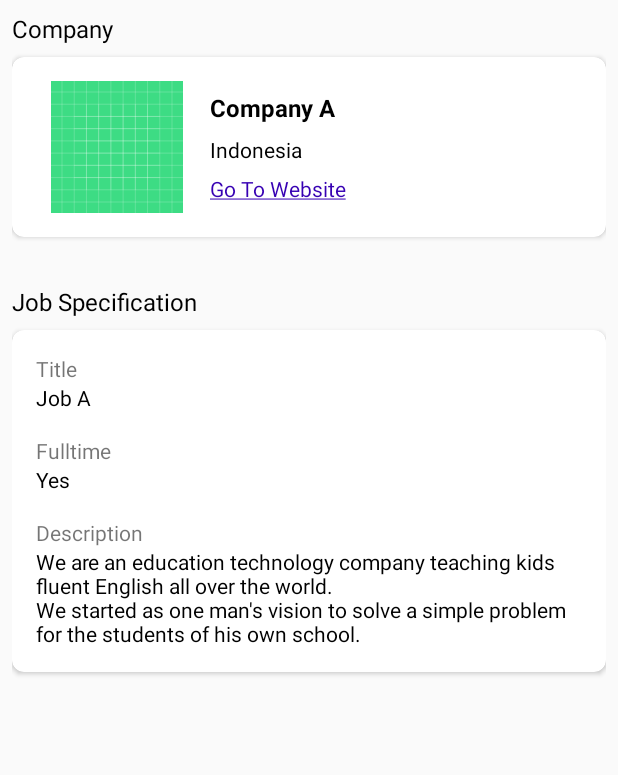
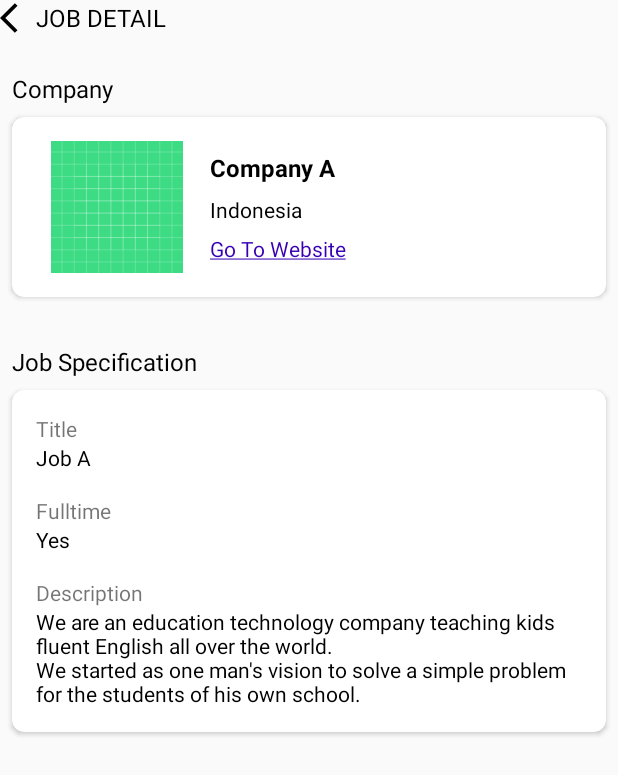
Before and after one commit to ichsanulalifwan/job-android-app, an Android app built with Jetpack Compose: the layout activity_job_detail.xml on its own in the app's theme, with its tools: preview values and no code run, on a phone screen of 412 x 824 dp. Shown: the top 775 px of the screen. Run offline under Robolectric (Android 15) with nearby library versions, the phone set to English and light mode, and no system bars.

Commit message:
add icon res

```diff
--- /dev/null
+++ b/app/src/main/res/drawable/baseline_home_24.xml
@@ -0,0 +1,5 @@
+<vector xmlns:android="http://schemas.android.com/apk/res/android" android:height="24dp" android:tint="#000000" android:viewportHeight="24" android:viewportWidth="24" android:width="24dp">
+
+    <path android:fillColor="@android:color/white" android:pathData="M10,20v-6h4v6h5v-8h3L12,3 2,12h3v8z"/>
+
+</vector>
--- /dev/null
+++ b/app/src/main/res/drawable/baseline_person_24.xml
@@ -0,0 +1,5 @@
+<vector xmlns:android="http://schemas.android.com/apk/res/android" android:height="24dp" android:tint="#000000" android:viewportHeight="24" android:viewportWidth="24" android:width="24dp">
+
+    <path android:fillColor="@android:color/white" android:pathData="M12,12c2.21,0 4,-1.79 4,-4s-1.79,-4 -4,-4 -4,1.79 -4,4 1.79,4 4,4zM12,14c-2.67,0 -8,1.34 -8,4v2h16v-2c0,-2.66 -5.33,-4 -8,-4z"/>
+
+</vector>
--- /dev/null
+++ b/app/src/main/res/drawable/baseline_search_24.xml
@@ -0,0 +1,5 @@
+<vector xmlns:android="http://schemas.android.com/apk/res/android" android:height="24dp" android:tint="#000000" android:viewportHeight="24" android:viewportWidth="24" android:width="24dp">
+
+    <path android:fillColor="@android:color/white" android:pathData="M15.5,14h-0.79l-0.28,-0.27C15.41,12.59 16,11.11 16,9.5 16,5.91 13.09,3 9.5,3S3,5.91 3,9.5 5.91,16 9.5,16c1.61,0 3.09,-0.59 4.23,-1.57l0.27,0.28v0.79l5,4.99L20.49,19l-4.99,-5zM9.5,14C7.01,14 5,11.99 5,9.5S7.01,5 9.5,5 14,7.01 14,9.5 11.99,14 9.5,14z"/>
+
+</vector>
--- /dev/null
+++ b/app/src/main/res/drawable/ic_arrow_back.xml
@@ -0,0 +1,5 @@
+<vector xmlns:android="http://schemas.android.com/apk/res/android" android:autoMirrored="true" android:height="24dp" android:tint="#000000" android:viewportHeight="24" android:viewportWidth="24" android:width="24dp">
+
+    <path android:fillColor="@android:color/white" android:pathData="M11.67,3.87L9.9,2.1 0,12l9.9,9.9 1.77,-1.77L3.54,12z"/>
+
+</vector>
--- /dev/null
+++ b/app/src/main/res/drawable/ic_arrow_down.xml
@@ -0,0 +1,5 @@
+<vector xmlns:android="http://schemas.android.com/apk/res/android" android:height="24dp" android:tint="#000000" android:viewportHeight="24" android:viewportWidth="24" android:width="24dp">
+
+    <path android:fillColor="@android:color/white" android:pathData="M7.41,8.59L12,13.17l4.59,-4.58L18,10l-6,6 -6,-6 1.41,-1.41z"/>
+
+</vector>
--- a/app/src/main/res/layout/activity_job_detail.xml
+++ b/app/src/main/res/layout/activity_job_detail.xml
@@ -5,24 +5,44 @@
     android:id="@+id/main"
     android:layout_width="match_parent"
     android:layout_height="match_parent"
-    android:padding="8dp"
     tools:context=".ui.JobDetailActivity">
+
+    <androidx.appcompat.widget.Toolbar
+        android:id="@+id/toolbar"
+        android:layout_width="match_parent"
+        android:layout_height="wrap_content"
+        app:layout_constraintEnd_toEndOf="parent"
+        app:layout_constraintStart_toStartOf="parent"
+        app:layout_constraintTop_toTopOf="parent"
+        app:navigationIcon="@drawable/ic_arrow_back">
+
+        <androidx.appcompat.widget.AppCompatTextView
+            android:layout_width="wrap_content"
+            android:layout_height="wrap_content"
+            android:text="@string/text_job_detail"
+            android:textColor="@color/black"
+            android:textSize="16sp" />
+
+    </androidx.appcompat.widget.Toolbar>
 
     <TextView
         android:id="@+id/tv_company"
         android:layout_width="0dp"
         android:layout_height="wrap_content"
+        android:layout_marginHorizontal="8dp"
+        android:layout_marginTop="24dp"
         android:text="@string/company"
         android:textColor="@color/black"
         android:textSize="16sp"
         app:layout_constraintEnd_toEndOf="parent"
         app:layout_constraintStart_toStartOf="parent"
-        app:layout_constraintTop_toTopOf="parent" />
+        app:layout_constraintTop_toBottomOf="@+id/toolbar" />
 
     <androidx.cardview.widget.CardView
         android:id="@+id/cv_job_company"
         android:layout_width="match_parent"
         android:layout_height="120dp"
+        android:layout_marginHorizontal="8dp"
         android:layout_marginTop="8dp"
         app:cardCornerRadius="8dp"
         app:layout_constraintEnd_toEndOf="parent"
@@ -90,6 +110,7 @@
         android:id="@+id/tv_job_desc"
         android:layout_width="0dp"
         android:layout_height="wrap_content"
+        android:layout_marginHorizontal="8dp"
         android:layout_marginTop="32dp"
         android:text="@string/text_job_spec"
         android:textColor="@color/black"
@@ -102,6 +123,7 @@
         android:id="@+id/cv_job_apec"
         android:layout_width="match_parent"
         android:layout_height="wrap_content"
+        android:layout_marginHorizontal="8dp"
         android:layout_marginTop="8dp"
         app:cardCornerRadius="8dp"
         app:layout_constraintEnd_toEndOf="parent"
--- a/app/src/main/res/values/strings.xml
+++ b/app/src/main/res/values/strings.xml
@@ -1,5 +1,6 @@
 <resources>
     <string name="app_name">dans_android</string>
+    <string name="text_job_detail">JOB DETAIL</string>
     <string name="company_image">Company Image</string>
     <string name="company">Company</string>
     <string name="text_go_to_website"><u>Go To Website</u></string>
```
Also changed, not shown: app/src/main/res/drawable/ic_profile.xml (deleted, +0 -9 lines).
